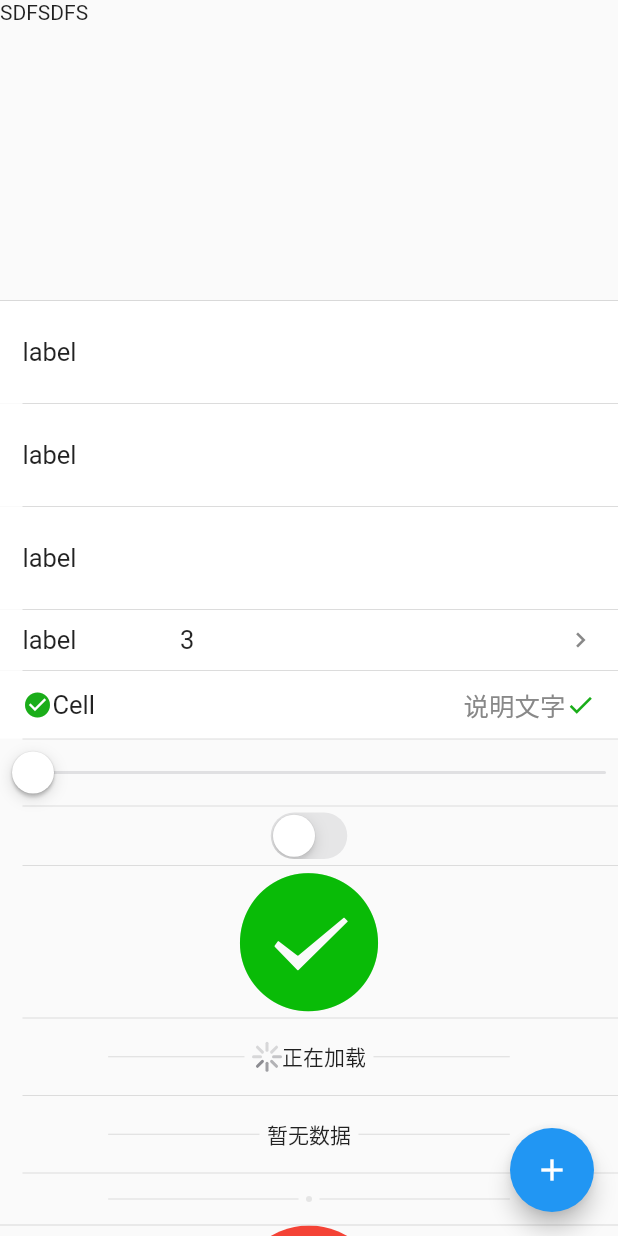
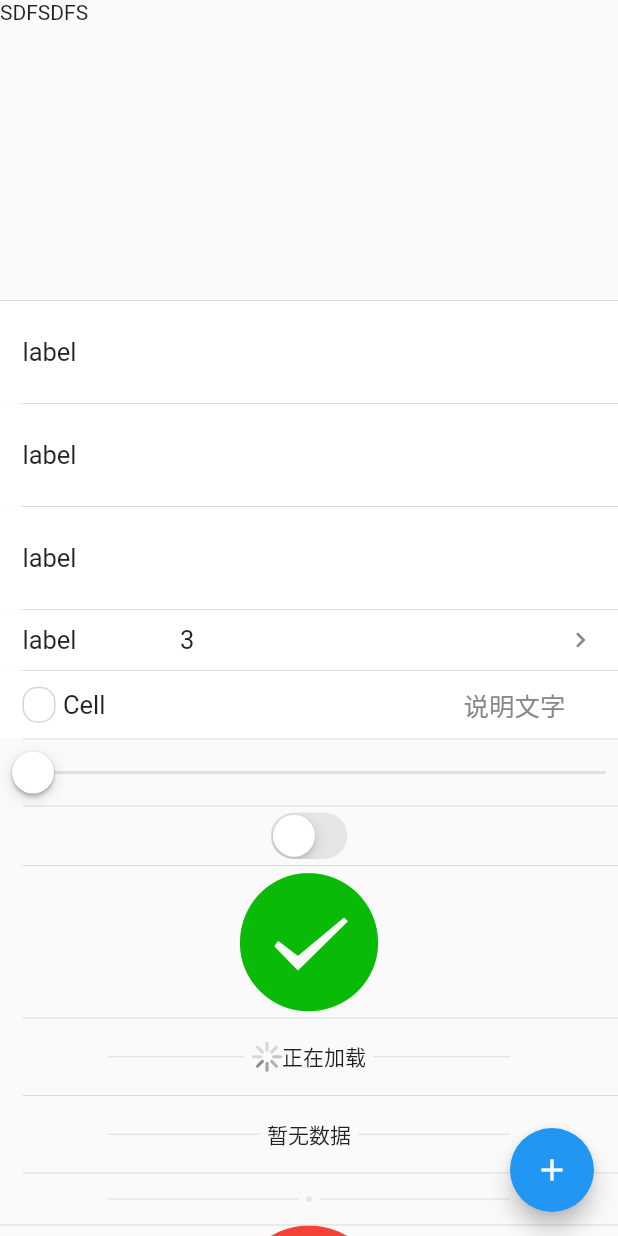
Before and after one commit to flutter-studio/flutter-weui, a Flutter app: the screen it shows after launch, on a phone screen of 412 x 824 dp. Run offline on Flutter 3.47's test engine with Material 2 defaults, Android fonts, the phone set to English and light mode, and no system bars; missing offline and left inert: smart_color.

Commit message:
refactor(cell): add the checked property and fix some bugs

```diff
--- a/lib/cells.dart
+++ b/lib/cells.dart
@@ -1,6 +1,7 @@
 import 'package:flutter/material.dart';
 import 'package:flutter/services.dart';
 import 'action_sheet.dart';
+import 'weui_icon.dart';
 
 class Cells extends StatelessWidget {
   Cells({@required this.children, Key key}) : super(key: key);
@@ -164,7 +165,8 @@ class CellInput extends StatelessWidget {
 }
 
 class Cell extends StatefulWidget {
-  Cell({this.title = "", Key key, this.secondaryText = "", this.banner, this.access = false, this.onPressed, this.radio, this.checkBox}) : super(key: key);
+  Cell({this.title = "", Key key, this.secondaryText = "", this.banner, this.access = false, this.onPressed, this.radio, this.checkBox, this.checked = false})
+      : super(key: key);
   final String title;
   final String secondaryText;
   final Widget banner;
@@ -172,6 +174,9 @@ class Cell extends StatefulWidget {
   final VoidCallback onPressed;
   final bool radio;
   final bool checkBox;
+  final bool checked;
+
+  ///只在checkBox == true || radio == true时有效
   @override
   State<StatefulWidget> createState() => _Cell();
 }
@@ -194,11 +199,18 @@ class _Cell extends State<Cell> {
     if (widget.onPressed != null) widget.onPressed();
   }
 
+  _onTapCancel() {
+    setState(() {
+      bg = Color(0xFFFFFFFF);
+    });
+  }
+
   @override
   Widget build(BuildContext context) {
     return GestureDetector(
       onTapDown: this._onTapDown,
       onTapUp: this._onTapUp,
+      onTapCancel: this._onTapCancel,
       child: Container(
         padding: const EdgeInsets.symmetric(vertical: 10, horizontal: 15),
         color: bg,
@@ -206,10 +218,20 @@ class _Cell extends State<Cell> {
           crossAxisAlignment: CrossAxisAlignment.center,
           children: <Widget>[
             Offstage(
-              child: Icon(
-                Icons.check_circle,
-                color: Color(0xFF1AAD19),
-                size: 20,
+              child: Container(
+                margin: const EdgeInsets.only(right: 5),
+                child: WeuiIcon(
+                  type: WeuiIconType.success,
+                  color: widget.checked == true ? Color(0xFF1AAD19) : Color(0xFFFFFFFF),
+                  size: 20,
+                ),
+                decoration: BoxDecoration(
+                  borderRadius: BorderRadius.all(Radius.circular(10)),
+                  border: Border.all(
+                    width: 1,
+                    color: Color(0xCCCCCCCC),
+                  ),
+                ),
               ),
               offstage: widget.checkBox != true,
             ),
@@ -242,7 +264,7 @@ class _Cell extends State<Cell> {
             Offstage(
               child: Icon(
                 Icons.check,
-                color: Color(0xFF1AAD19),
+                color: widget.checked == true ? Color(0xFF1AAD19) : Color(0xFFFFFFFF),
                 size: 20,
               ),
               offstage: widget.radio != true,
```
